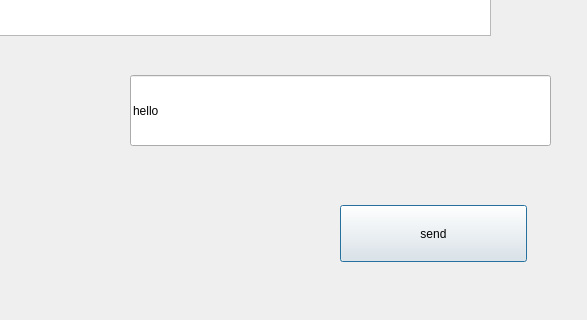
The window that project/tcp/tcpServer/tcpServer/server.ui (Freshield/LEARNING_QT) describes before a commit, drawn with Qt 5; both pictures show x 270 to 857 and y 365 to 685 of the 857 by 685 pixel window.
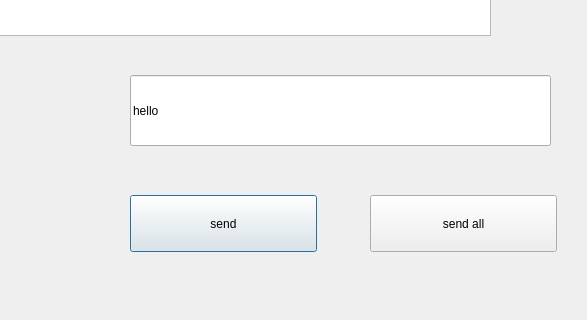
The same window after the commit.

Patch:
```diff
--- a/project/tcp/tcpServer/tcpServer/server.ui
+++ b/project/tcp/tcpServer/tcpServer/server.ui
@@ -42,8 +42,8 @@
   <widget class="QPushButton" name="pushButton">
    <property name="geometry">
     <rect>
-     <x>610</x>
-     <y>570</y>
+     <x>400</x>
+     <y>560</y>
      <width>187</width>
      <height>57</height>
     </rect>
@@ -101,6 +101,19 @@
     </rect>
    </property>
   </widget>
+  <widget class="QPushButton" name="send_all_pushButton">
+   <property name="geometry">
+    <rect>
+     <x>640</x>
+     <y>560</y>
+     <width>187</width>
+     <height>57</height>
+    </rect>
+   </property>
+   <property name="text">
+    <string>send all</string>
+   </property>
+  </widget>
  </widget>
  <layoutdefault spacing="6" margin="11"/>
  <resources/>
```
